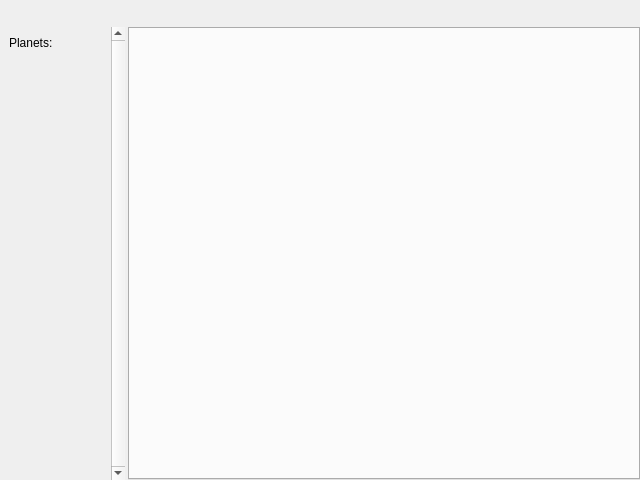
Old version of the form ui/main.ui in the repository minlexx/xnovacmd.
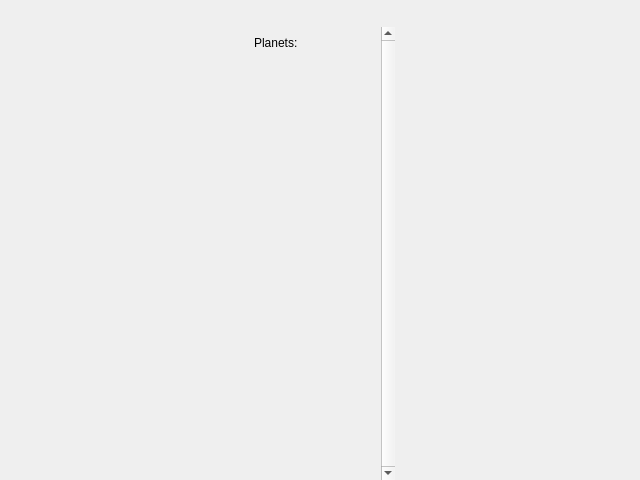
New version of the form. Icons and pictures are not drawn.

Commit message: Main UI: complete rework, use custom tab widget implementation instead of standard one

Patch:
```diff
--- a/ui/main.ui
+++ b/ui/main.ui
@@ -53,7 +53,7 @@
     </widget>
    </item>
    <item>
-    <layout class="QHBoxLayout" name="horizontalLayout" stretch="0,10">
+    <layout class="QHBoxLayout" name="horizontalLayout" stretch="0">
      <item>
       <widget class="QScrollArea" name="sa_planets">
        <property name="minimumSize">
@@ -85,7 +85,7 @@
          <rect>
           <x>0</x>
           <y>0</y>
-          <width>108</width>
+          <width>130</width>
           <height>451</height>
          </rect>
         </property>
@@ -114,16 +114,6 @@
        </widget>
       </widget>
      </item>
-     <item>
-      <widget class="QTabWidget" name="tabWidget">
-       <property name="autoFillBackground">
-        <bool>false</bool>
-       </property>
-       <property name="currentIndex">
-        <number>-1</number>
-       </property>
-      </widget>
-     </item>
     </layout>
    </item>
   </layout>
```
Left out of the diff: 2 changed lines with no effect on the pictures. The commit also changes 1 other file.
